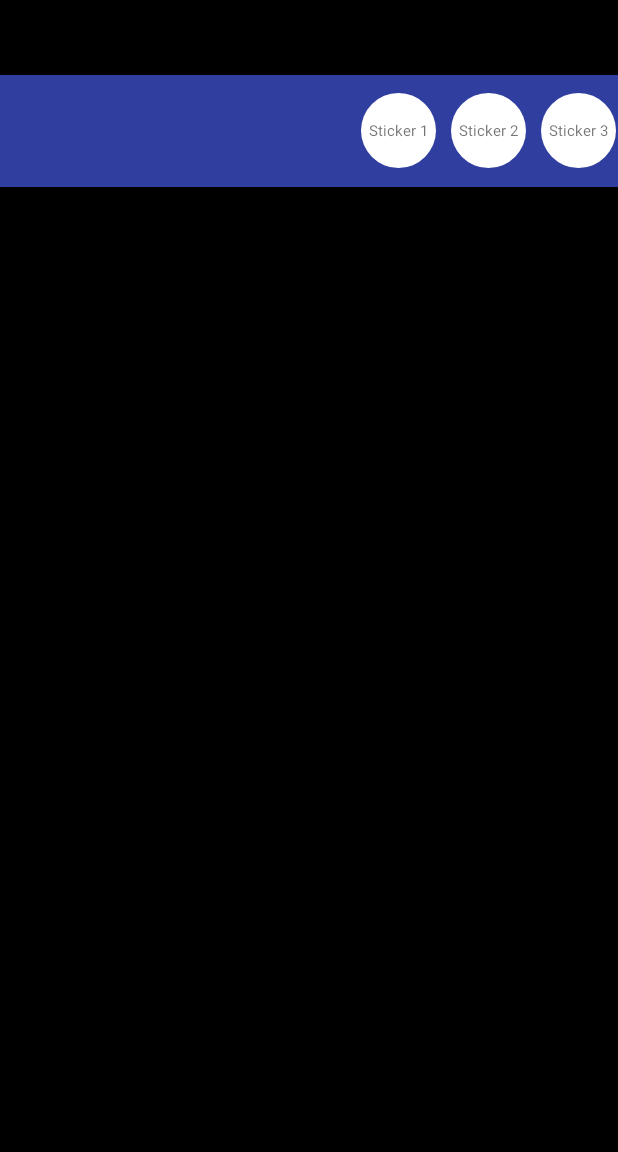
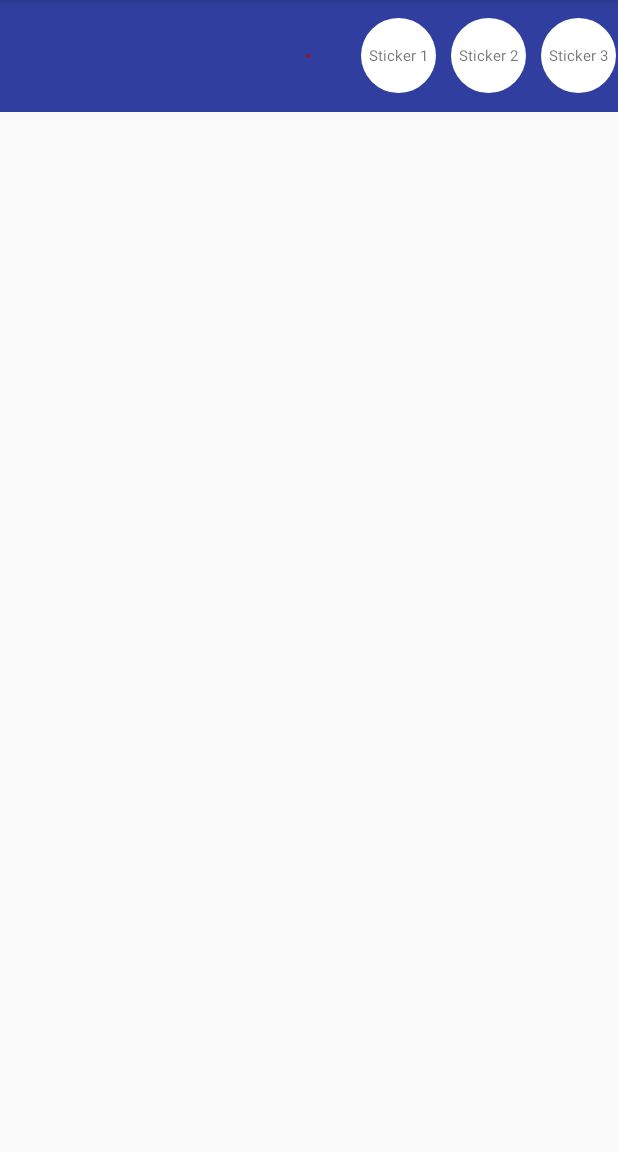
Before and after one commit to jaredlam/ScrollSelector, an Android app: the screen it shows after launch (MainActivity), on a phone screen of 412 x 824 dp, the part 84-1236 px from its top. Run offline under Robolectric (Android 15) with nearby library versions, the phone set to English and light mode, and no system bars.

```diff
--- a/app/src/main/java/ss/jaredluo/com/stickerselector/adapter/ScrollSelectorAdapter.java
+++ b/app/src/main/java/ss/jaredluo/com/stickerselector/adapter/ScrollSelectorAdapter.java
@@ -7,7 +7,6 @@ import android.view.LayoutInflater;
 import android.view.View;
 import android.view.ViewGroup;
 
-import java.util.HashMap;
 import java.util.List;
 
 import ss.jaredluo.com.stickerselector.layout.SelectorLayoutManager;
@@ -80,7 +79,7 @@ public abstract class ScrollSelectorAdapter<T, VH extends RecyclerView.ViewHolde
     }
 
     @Override
-    final public void onBindViewHolder(RecyclerView.ViewHolder holder, int position) {
+    final public void onBindViewHolder(final RecyclerView.ViewHolder holder, final int position) {
         if (holder != null) {
             int type = getItemViewType(position);
             if (type == ITEM_TYPE_DATA) {
@@ -92,6 +91,12 @@ public abstract class ScrollSelectorAdapter<T, VH extends RecyclerView.ViewHolde
                 layoutParams.topMargin = margin;
                 layoutParams.bottomMargin = margin;
                 holder.itemView.setLayoutParams(layoutParams);
+                holder.itemView.setOnClickListener(new View.OnClickListener() {
+                    @Override
+                    public void onClick(View v) {
+                        mLayoutManager.smoothScrollToPosition(holder.getAdapterPosition());
+                    }
+                });
                 onBindData((VH) holder, position);
             }
         }
--- a/app/src/main/java/ss/jaredluo/com/stickerselector/view/ScrollSelectorView.java
+++ b/app/src/main/java/ss/jaredluo/com/stickerselector/view/ScrollSelectorView.java
@@ -4,6 +4,7 @@ import android.content.Context;
 import android.support.annotation.Nullable;
 import android.support.v7.widget.RecyclerView;
 import android.util.AttributeSet;
+import android.view.MotionEvent;
 
 import ss.jaredluo.com.stickerselector.decoration.HorizontalSpaceItemDecoration;
 import ss.jaredluo.com.stickerselector.utils.ScreenUtils;
@@ -17,20 +18,20 @@ public class ScrollSelectorView extends RecyclerView {
 
     public ScrollSelectorView(Context context) {
         super(context);
-        initSpaceDecoration();
+        init();
     }
 
     public ScrollSelectorView(Context context, @Nullable AttributeSet attrs) {
         super(context, attrs);
-        initSpaceDecoration();
+        init();
     }
 
     public ScrollSelectorView(Context context, @Nullable AttributeSet attrs, int defStyle) {
         super(context, attrs, defStyle);
-        initSpaceDecoration();
+        init();
     }
 
-    private void initSpaceDecoration() {
+    private void init() {
         addItemDecoration(new HorizontalSpaceItemDecoration((int) ScreenUtils.convertDpToPx(10)));
     }
 
@@ -39,5 +40,4 @@ public class ScrollSelectorView extends RecyclerView {
         super.scrollBy(x, y);
     }
 
-
 }
--- a/app/src/main/res/layout/activity_main.xml
+++ b/app/src/main/res/layout/activity_main.xml
@@ -1,7 +1,7 @@
 <?xml version="1.0" encoding="utf-8"?>
-<LinearLayout xmlns:android="http://schemas.android.com/apk/res/android"
+<FrameLayout xmlns:android="http://schemas.android.com/apk/res/android"
     android:layout_width="match_parent"
-    android:layout_height="match_parent"
+    android:layout_height="wrap_content"
     android:background="@android:color/black"
     android:orientation="vertical">
 
@@ -9,7 +9,12 @@
         android:id="@+id/recycler_view"
         android:layout_width="match_parent"
         android:layout_height="wrap_content"
-        android:layout_marginTop="50dp"
         android:background="@color/colorPrimaryDark" />
 
-</LinearLayout>
+    <View
+        android:layout_width="2dp"
+        android:layout_height="2dp"
+        android:layout_gravity="center"
+        android:background="@android:color/holo_red_dark" />
+
+</FrameLayout>
```
Also changed, not shown: app/src/main/java/ss/jaredluo/com/stickerselector/layout/SelectorLayoutManager.java (+22 -12 lines).
